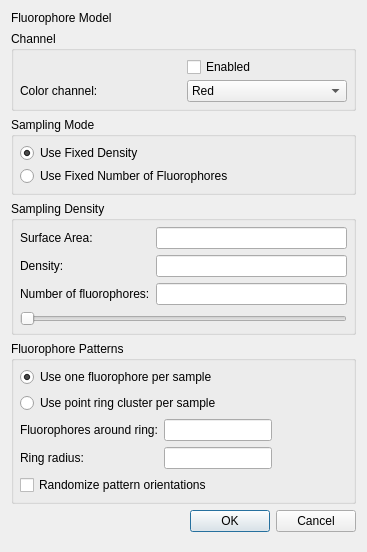
Old version of the form apps/MicroscopeSimulator/FluorophoreModelDialog.ui in the repository CISMM/MicroscopeSimulator2.
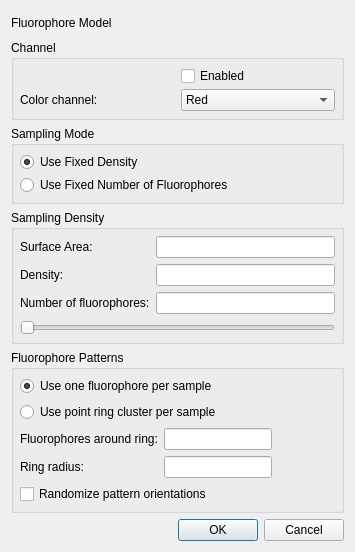
New version of the form.

Commit message: Changed vertical size policy of the bottom spacer to behave nicer. Added call to adjustSize() to resize the window after opening. Added disabling/enabling of fluorophore pattern widgets based on which pattern is chosen.

Diff of the .ui file:
```diff
--- a/apps/MicroscopeSimulator/FluorophoreModelDialog.ui
+++ b/apps/MicroscopeSimulator/FluorophoreModelDialog.ui
@@ -6,12 +6,12 @@
    <rect>
     <x>0</x>
     <y>0</y>
-    <width>367</width>
+    <width>355</width>
     <height>552</height>
    </rect>
   </property>
   <property name="sizePolicy">
-   <sizepolicy hsizetype="Preferred" vsizetype="Expanding">
+   <sizepolicy hsizetype="Preferred" vsizetype="Maximum">
     <horstretch>0</horstretch>
     <verstretch>0</verstretch>
    </sizepolicy>
@@ -286,10 +286,13 @@
      <property name="orientation">
       <enum>Qt::Vertical</enum>
      </property>
+     <property name="sizeType">
+      <enum>QSizePolicy::Minimum</enum>
+     </property>
      <property name="sizeHint" stdset="0">
       <size>
        <width>20</width>
-       <height>40</height>
+       <height>0</height>
       </size>
      </property>
     </spacer>
```
The commit also changes 2 other files.
